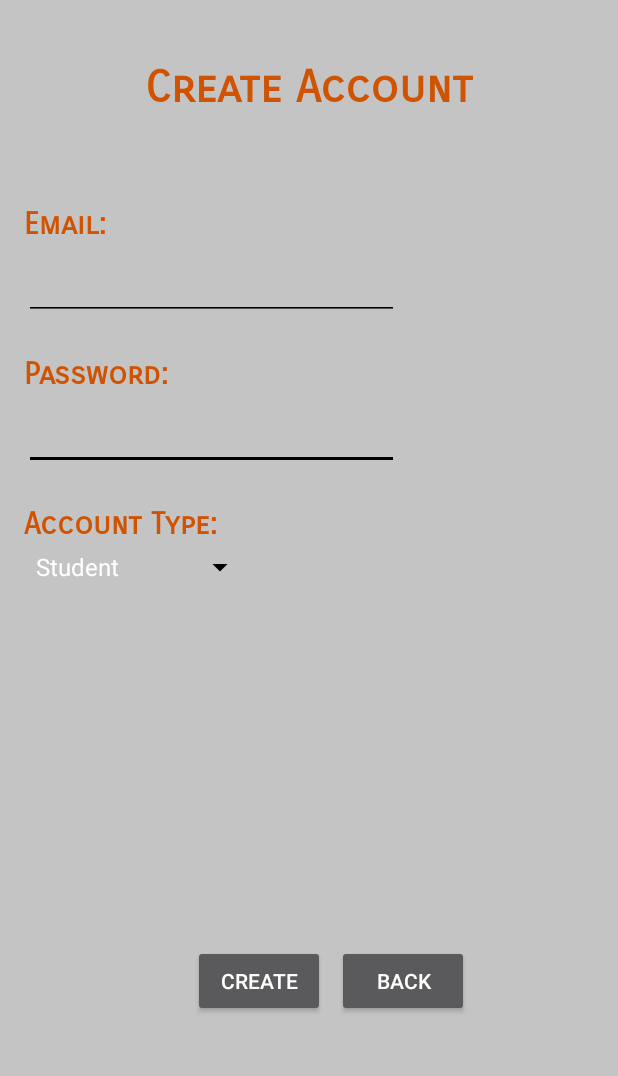
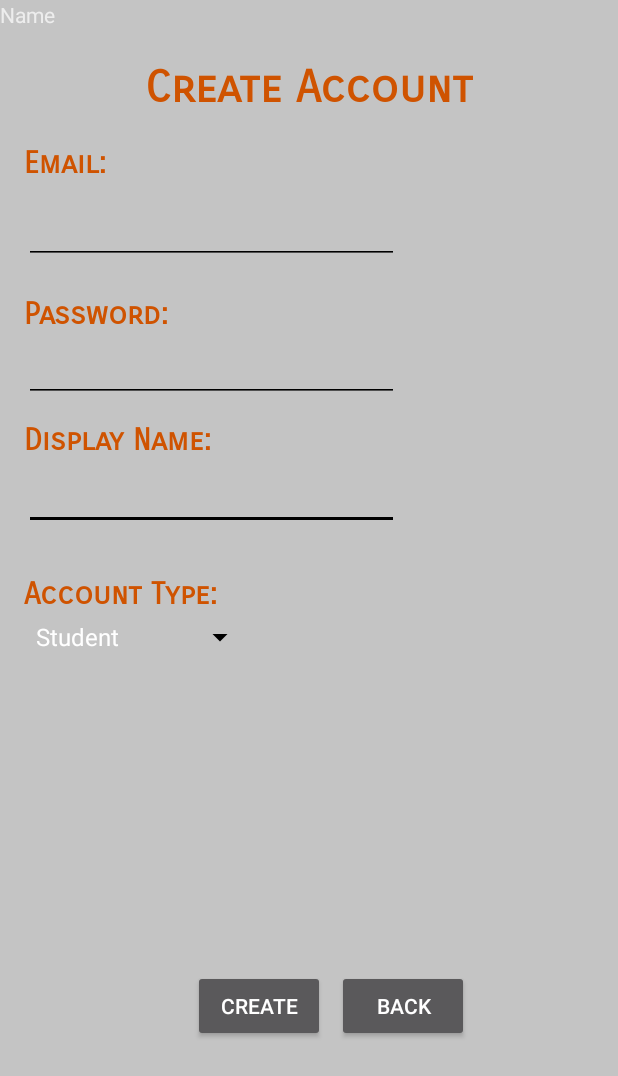
Before and after one commit to jdbravol/EE461LProject, an Android app: the CreateUser screen opened directly, with no data from a screen before it, after a tap on "CREATE", on a phone screen of 412 x 824 dp. Shown: the top 1076 px of the screen. Run offline under Robolectric (Android 15) with nearby library versions, the phone set to English and light mode, and no system bars; our stand-ins replace Firebase (no records; nobody signed in at launch, a user with empty details on screens opened directly).

Commit message:
Added display name for users.

```diff
--- a/app/src/main/java/com/example/ee461lproject/CreateUser.java
+++ b/app/src/main/java/com/example/ee461lproject/CreateUser.java
@@ -17,6 +17,7 @@ import com.google.android.gms.tasks.Task;
 import com.google.firebase.auth.AuthResult;
 import com.google.firebase.auth.FirebaseAuth;
 import com.google.firebase.auth.FirebaseUser;
+import com.google.firebase.auth.UserProfileChangeRequest;
 
 public class CreateUser extends AppCompatActivity {
 
@@ -25,7 +26,7 @@ public class CreateUser extends AppCompatActivity {
     private Button createButton;
     private Spinner accountSpinner;
     private Button backButton;
-    // TODO: Add a field for a display name
+    private EditText nameLine;
 
     // The entry point of the Firebase Authentication SDK
     private FirebaseAuth mAuth;
@@ -45,6 +46,7 @@ public class CreateUser extends AppCompatActivity {
         createButton = (Button) findViewById(R.id.createButton);
         accountSpinner = (Spinner) findViewById(R.id.accountSpinner);
         backButton = (Button) findViewById(R.id.backToLogin);
+        nameLine = (EditText) findViewById(R.id.nameLine);
 
         // Create an ArrayAdapter using the array defined in the strings.xml file
             // Using code from Android API guides:
@@ -82,9 +84,21 @@ public class CreateUser extends AppCompatActivity {
         createButton.setOnClickListener(new View.OnClickListener() {
             @Override
             public void onClick(View v) {
-                createAccount(emailLine.getText().toString(), passwordLine.getText().toString());
-                passwordLine.setText("");
-                emailLine.setText("");
+                String email = emailLine.getText().toString();
+                String password = passwordLine.getText().toString();
+                String displayName = nameLine.getText().toString();
+
+                if(!email.equals("") && !password.equals("") && !displayName.equals("")){
+                    createAccount(emailLine.getText().toString(), passwordLine.getText().toString(), nameLine.getText().toString());
+                    passwordLine.setText("");
+                    emailLine.setText("");
+                    nameLine.setText("");
+                }
+                else{
+                    Toast.makeText(CreateUser.this,
+                            "Fill out completely the form.",
+                            Toast.LENGTH_SHORT).show();
+                }
             }
         });
 
@@ -129,7 +143,7 @@ public class CreateUser extends AppCompatActivity {
         startActivity(intent);
     }
 
-    private void createAccount(String email, String password) {
+    private void createAccount(String email, String password, final String displayName) {
         Log.d(TAG, "createAccount:" + email);
         if (!AuthenticationTools.validateForm()) {
             return;
@@ -144,6 +158,8 @@ public class CreateUser extends AppCompatActivity {
          * The method returns a Task object, which represents an asynchronous operation. We add an Activity-scoped
          * listener that is called when the Task completes.
          */
+
+
         Task<AuthResult> creationTask =  mAuth.createUserWithEmailAndPassword(email, password);
         creationTask.addOnCompleteListener(this, new OnCompleteListener<AuthResult>() {
 
@@ -152,6 +168,10 @@ public class CreateUser extends AppCompatActivity {
             public void onComplete(@NonNull Task<AuthResult> task) {    // Parameter = completed Task
                 if (task.isSuccessful()) {
                     final FirebaseUser user = mAuth.getCurrentUser();
+                    UserProfileChangeRequest.Builder requestBuilder = new UserProfileChangeRequest.Builder();
+                    requestBuilder.setDisplayName(displayName);
+                    UserProfileChangeRequest request = requestBuilder.build();
+                    user.updateProfile(request);
                     String accountType = accountSpinner.getSelectedItem().toString();
                     addUserToDatabase(user, accountType);
                     Log.d(TAG, "createUserWithEmail:success");
@@ -162,7 +182,6 @@ public class CreateUser extends AppCompatActivity {
 
                     sendEmailVerification(user);    // TODO: Place in separate thread
                     mAuth.signOut();    // TODO: Determine optimal place to sign out
-                    addUserToDatabase(user, accountType);  // TODO: Determine whether this is the best place to insert this call
                 } else {
                     /* If the default sign-in fails, we display a message.
                      *
--- a/app/src/main/res/layout-v21/activity_create_user.xml
+++ b/app/src/main/res/layout-v21/activity_create_user.xml
@@ -10,6 +10,42 @@
     tools:layout_editor_absoluteX="0dp"
     tools:layout_editor_absoluteY="25dp"
     tools:context="com.example.ee461lproject.CreateUser">
+
+    <EditText
+        android:id="@+id/nameLine"
+        style="@style/Widget.AppCompat.EditText"
+        android:layout_width="250dp"
+        android:layout_height="48dp"
+        android:layout_marginLeft="0dp"
+        android:layout_marginTop="84dp"
+        android:backgroundTint="@android:color/black"
+        android:ems="10"
+        android:inputType="textPassword"
+        android:visibility="visible"
+        app:layout_constraintLeft_toLeftOf="@+id/textView7"
+        app:layout_constraintTop_toBottomOf="@+id/textView7"
+        tools:layout_conversion_absoluteHeight="48dp"
+        tools:layout_conversion_absoluteWidth="215dp"
+        tools:layout_conversion_absoluteX="129dp"
+        tools:layout_conversion_absoluteY="181dp" />
+
+    <TextView
+        android:id="@+id/textView9"
+        android:layout_width="wrap_content"
+        android:layout_height="24dp"
+        android:layout_marginLeft="0dp"
+        android:layout_marginTop="105dp"
+        android:fontFamily="sans-serif-smallcaps"
+        android:text="Display Name:"
+        android:textColor="@color/burntOrange"
+        android:textSize="20sp"
+        android:textStyle="bold"
+        app:layout_constraintLeft_toLeftOf="@+id/emailLine"
+        app:layout_constraintTop_toBottomOf="@+id/emailLine"
+        tools:layout_conversion_absoluteHeight="24dp"
+        tools:layout_conversion_absoluteWidth="94dp"
+        tools:layout_conversion_absoluteX="16dp"
+        tools:layout_conversion_absoluteY="192dp" />
 
     <TextView
         android:id="@+id/textView3"
@@ -41,7 +77,7 @@
         tools:layout_conversion_absoluteX="129dp"
         tools:layout_conversion_absoluteY="181dp"
         android:layout_marginLeft="0dp"
-        android:layout_marginTop="4dp" />
+        android:layout_marginTop="-1dp" />
 
     <EditText
         android:id="@+id/emailLine"
@@ -49,7 +85,7 @@
         android:layout_height="48dp"
         android:layout_marginEnd="153dp"
         android:layout_marginRight="153dp"
-        android:layout_marginTop="4dp"
+        android:layout_marginTop="7dp"
         android:backgroundTint="@android:color/black"
         android:ems="10"
         android:fontFamily="sans-serif"
@@ -81,7 +117,7 @@
         tools:layout_conversion_absoluteWidth="97dp"
         tools:layout_conversion_absoluteX="16dp"
         tools:layout_conversion_absoluteY="128dp"
-        android:layout_marginTop="64dp"
+        android:layout_marginTop="23dp"
         app:layout_constraintTop_toBottomOf="@+id/textView3"
         android:layout_marginStart="16dp" />
 
@@ -89,7 +125,7 @@
         android:id="@+id/textView7"
         android:layout_width="wrap_content"
         android:layout_height="24dp"
-        android:layout_marginTop="24dp"
+        android:layout_marginTop="21dp"
         android:fontFamily="sans-serif-smallcaps"
         android:text="Password:"
         android:textColor="@color/burntOrange"
@@ -100,7 +136,8 @@
         tools:layout_conversion_absoluteHeight="24dp"
         tools:layout_conversion_absoluteWidth="94dp"
         tools:layout_conversion_absoluteX="16dp"
-        tools:layout_conversion_absoluteY="192dp" />
+        tools:layout_conversion_absoluteY="192dp"
+        android:layout_marginLeft="0dp" />
 
     <Button
         android:id="@+id/createButton"
@@ -126,8 +163,9 @@
         android:textSize="20sp"
         android:textStyle="bold"
         app:layout_constraintLeft_toLeftOf="@+id/passwordLine"
-        android:layout_marginTop="24dp"
-        app:layout_constraintTop_toBottomOf="@+id/passwordLine" />
+        android:layout_marginTop="116dp"
+        app:layout_constraintTop_toBottomOf="@+id/passwordLine"
+        android:layout_marginLeft="0dp" />
 
     <Spinner
         android:id="@+id/accountSpinner"
@@ -156,4 +194,10 @@
         app:layout_constraintTop_toBottomOf="@+id/accountSpinner"
         app:layout_constraintVertical_bias="0.641" />
 
+    <TextView
+        android:id="@+id/textView12"
+        android:layout_width="wrap_content"
+        android:layout_height="wrap_content"
+        android:text="Name" />
+
 </android.support.constraint.ConstraintLayout>
```
